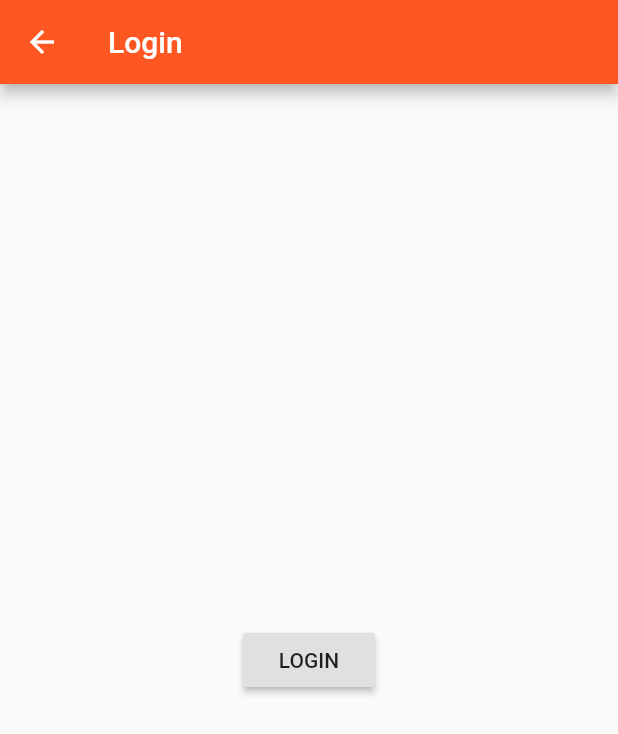
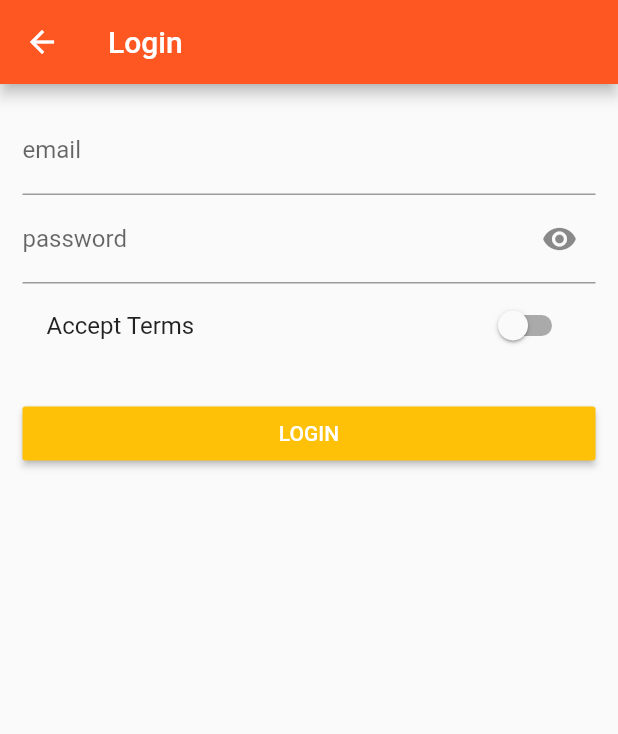
Before and after one commit to jar0m1r/flutplayground, a Flutter app: the AuthPage screen opened directly, on a phone screen of 412 x 824 dp. Shown: the top 734 px of the screen. Run offline on Flutter 3.47's test engine with Material 2 defaults, Android fonts, the phone set to English and light mode, and no system bars.

Commit message:
improve  AuthPage, CreateProductPage and some Styling

```diff
--- a/lib/pages/auth.dart
+++ b/lib/pages/auth.dart
@@ -1,22 +1,83 @@
 import 'package:flutter/material.dart';
 
-class AuthPage extends StatelessWidget {
+class AuthPage extends StatefulWidget {
+  @override
+  State<AuthPage> createState() {
+    return AuthPageState();
+  }
+}
+
+class AuthPageState extends State<AuthPage>{
+  String _email = '';
+  String _password = '';
+  bool _acceptTerms = false;
+
+  bool _showPAssword = false;
+
   @override
   Widget build(BuildContext context) {
     return Scaffold(
       appBar: AppBar(
         title: Text('Login')
       ),
-      body: Center(
-        child: RaisedButton(
+      body: Container(
+        margin: EdgeInsets.all(15.0),
+        child: ListView(
+          children: <Widget>[
+            TextField(
+              keyboardType: TextInputType.emailAddress,
+              decoration: InputDecoration(
+                labelText: 'email'
+              ),
+              onChanged: (String value){
+                setState((){
+                  _email = value;
+                });
+              }
+            ),
+            TextField(
+              obscureText: !_showPAssword,
+              decoration: InputDecoration(
+                suffixIcon: IconButton(
+                  icon: Icon(Icons.remove_red_eye),
+                  onPressed: (){
+                    setState((){
+                      _showPAssword = !_showPAssword;
+                    });
+                  }
+                ),
+                labelText: 'password'
+              ),
+              onChanged: (String value){
+                setState((){
+                  _password = value;
+                });
+              }
+            ),
+            SwitchListTile(
+              title: Text('Accept Terms'),
+              value: _acceptTerms,
+              onChanged: (bool value){
+                setState((){
+                  _acceptTerms = value;
+                });
+              }
+            ),
+            SizedBox(height: 20.0),
+            RaisedButton(
+              color: Theme.of(context).accentColor,
+              textColor: Colors.white,
               child: Text('LOGIN'),
               onPressed: (){
+                print('logged in with $_email/$_password');
                 Navigator.pushReplacementNamed( //so you cannot go back to this page
                   context,
-              '/'
+                  '/products'
                 );
               }
             )
+          ]
+        ),
       )
     );
   }
--- a/lib/pages/products_admin.dart
+++ b/lib/pages/products_admin.dart
@@ -5,6 +5,10 @@ import 'product_create.dart';
 import 'product_list.dart';
 
 class ProductsAdminPage extends StatelessWidget {
+  final Function addProduct;
+  final Function deleteProduct;
+
+  ProductsAdminPage(this.addProduct, this.deleteProduct);
 
   @override
   Widget build(BuildContext context) {
@@ -27,7 +31,7 @@ class ProductsAdminPage extends StatelessWidget {
         ),
         body: TabBarView(
           children: <Widget>[
-            ProductCreatePage(),
+            ProductCreatePage(addProduct),
             ProductListPage()
           ]
         )
--- a/lib/pages/products_drawer.dart
+++ b/lib/pages/products_drawer.dart
@@ -19,6 +19,12 @@ class ProductsDrawer extends StatelessWidget {
             ListTile(
               title: Text('List Products'),
               onTap: (){
+                Navigator.pushReplacementNamed(context, '/products');
+              }
+            ),
+            ListTile(
+              title: Text('login'),
+              onTap: (){
                 Navigator.pushReplacementNamed(context, '/');
               }
             )
```
Also changed, not shown: lib/main.dart (+7 -5 lines), lib/pages/product_create.dart (+36 -7 lines), lib/pages/products.dart (+3 -5 lines), lib/product_control.dart (deleted, +0 -21 lines), lib/product_manager.dart (+3 -10 lines), lib/products.dart (+34 -9 lines), pubspec.yaml (+8 -6 lines), assets/fonts/CinzelDecorative-Black.ttf (added), assets/fonts/CinzelDecorative-Bold.ttf (added), assets/fonts/CinzelDecorative-Regular.ttf (added). Lines whose indentation alone changed are shown as unchanged.
